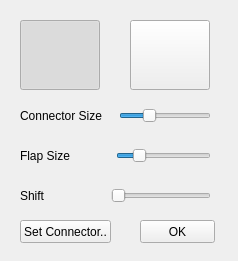
Old version of the form forms/hollowmeshpanel.ui in the repository TopModLab/Unfolding.
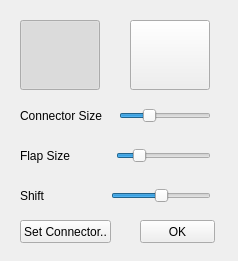
New version of the form. Icons and pictures are not drawn.

What changed in the file:
```diff
--- a/forms/hollowmeshpanel.ui
+++ b/forms/hollowmeshpanel.ui
@@ -224,6 +224,15 @@
      </item>
      <item>
       <widget class="QSlider" name="shiftSlider">
+       <property name="minimum">
+        <number>-50</number>
+       </property>
+       <property name="maximum">
+        <number>50</number>
+       </property>
+       <property name="value">
+        <number>0</number>
+       </property>
        <property name="orientation">
         <enum>Qt::Horizontal</enum>
        </property>
```
